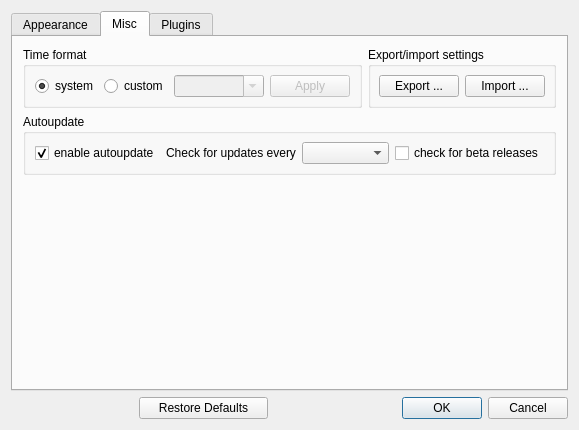
The window that digital_clock/gui/settings_dialog.ui (Kolcha/DigitalClock4) describes before a commit, drawn with Qt 5.
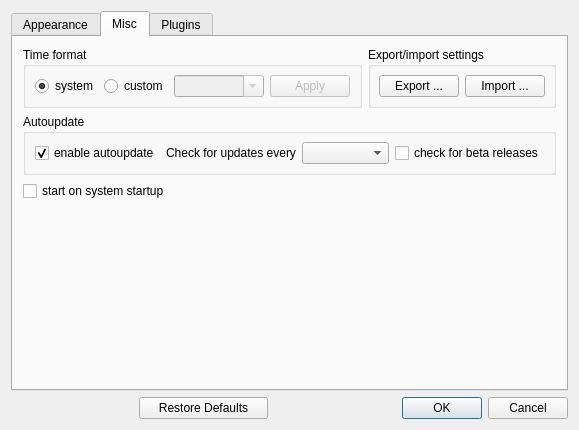
The same window after the commit. The open tabs and pages were chosen to show the change.

Commit message:
added gui to enable/disable autostart
branch : autostart

What changed in the file:
```diff
--- a/digital_clock/gui/settings_dialog.ui
+++ b/digital_clock/gui/settings_dialog.ui
@@ -607,7 +607,7 @@
          </layout>
         </widget>
        </item>
-       <item row="2" column="0">
+       <item row="3" column="0">
         <spacer name="verticalSpacer">
          <property name="orientation">
           <enum>Qt::Vertical</enum>
@@ -620,6 +620,13 @@
          </property>
         </spacer>
        </item>
+       <item row="2" column="0" colspan="2">
+        <widget class="QCheckBox" name="autostart">
+         <property name="text">
+          <string>start on system startup</string>
+         </property>
+        </widget>
+       </item>
       </layout>
      </widget>
      <widget class="QWidget" name="plugins_tab">
```
Left out of the diff: 70 changed lines with no effect on the pictures. The commit also changes 3 other files.
